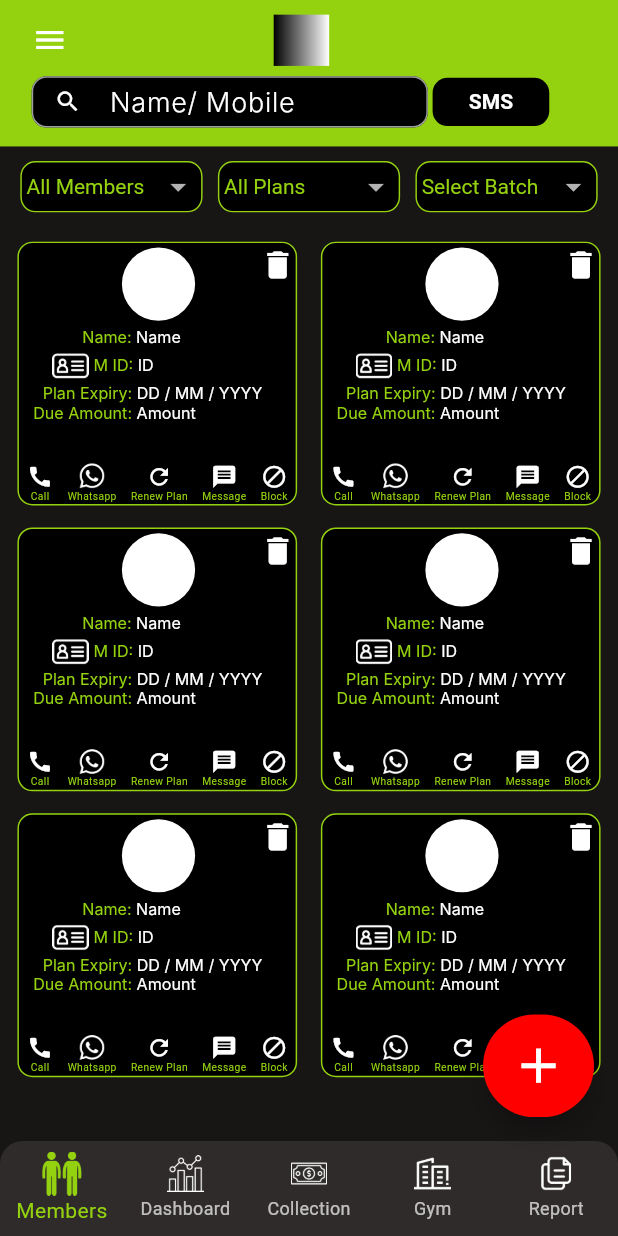
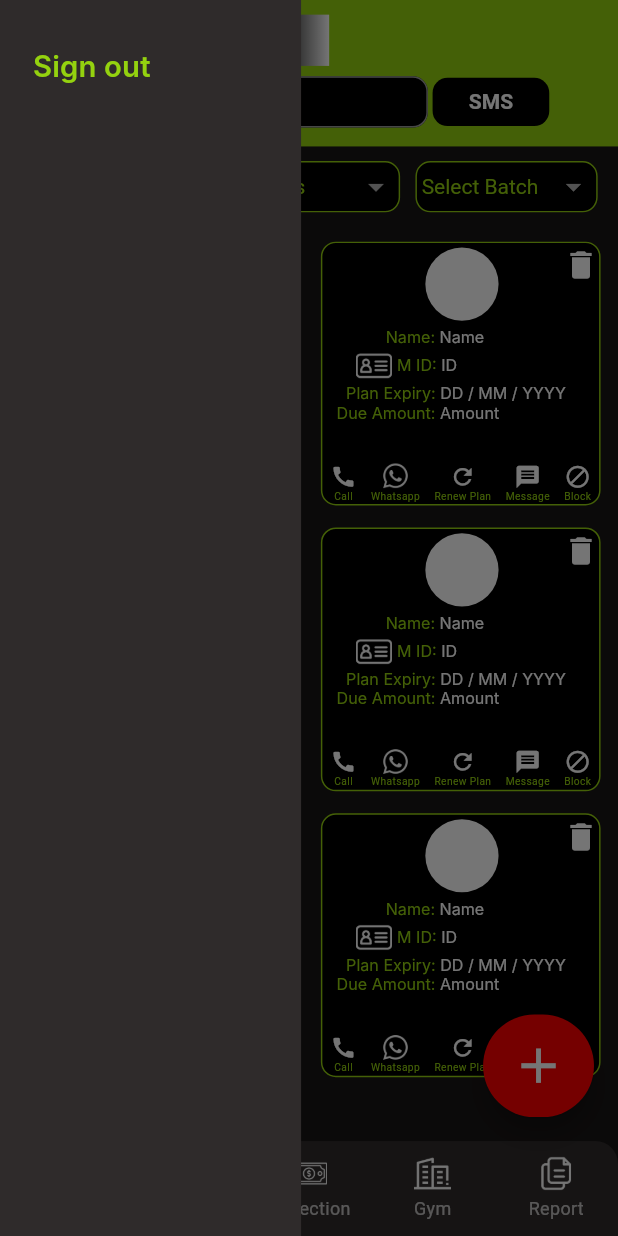
Before and after one commit to Sumeetbharali/360, a Flutter app: the MainLayout screen opened by its route, with the side drawer open (before the commit the screen has no drawer), on a phone screen of 412 x 824 dp. Run offline on Flutter 3.47's test engine with Material 3 defaults, Android fonts, the phone set to English and light mode, and no system bars; our stand-ins replace bloc, cloud_firestore, dartz, firebase_auth, firebase_core, flutter_bloc and 1 more; accounts and stored records are empty; generated files the repository leaves out were written again; network calls fail; Roboto replaces fonts that are missing (Inter).

Commit message:
- signin cont'd

```diff
--- a/lib/core/configurations/app_router.dart
+++ b/lib/core/configurations/app_router.dart
@@ -7,7 +7,6 @@ import 'package:gym_management/features/members/presentation/views/member_inform
 import '../../features/auth/presentation/pages/login_google.dart';
 import '../../features/auth/presentation/pages/login_mail.dart';
 import '../../features/auth/presentation/pages/login_options.dart';
-import '../../features/auth/presentation/pages/plan_selection.dart';
 import '../../features/auth/presentation/pages/sign_up.dart';
 import '../../main_layout.dart';
 
@@ -25,7 +24,7 @@ class AppRouter {
 
       case PagesRoutes.loginWithMail:
         return MaterialPageRoute(
-            builder: (context) => const LoginMail(), settings: settings);
+            builder: (context) => LoginMail(), settings: settings);
 
       case PagesRoutes.loginWithGoogle:
         return MaterialPageRoute(
@@ -35,9 +34,9 @@ class AppRouter {
         return MaterialPageRoute(
             builder: (context) => SignUp(), settings: settings);
 
-      case PagesRoutes.planSelection:
-        return MaterialPageRoute(
-            builder: (context) => PlanSelection(), settings: settings);
+      // case PagesRoutes.planSelection:
+      //   return MaterialPageRoute(
+      //       builder: (context) => PlanSelection(), settings: settings);
 
       case PagesRoutes.memberInformation:
         return MaterialPageRoute(
--- a/lib/core/widgets/my_app_bar.dart
+++ b/lib/core/widgets/my_app_bar.dart
@@ -21,13 +21,16 @@ class MyAppBar extends StatelessWidget {
             child: Row(
               crossAxisAlignment: CrossAxisAlignment.center,
               children: [
-                const Icon(
-                  Icons.menu,
-                  color: Colors.white,
+                GestureDetector(
+                  child: Icon(
+                    Icons.menu,
+                    color: Colors.white,
+                  ),
+                  onTap: () => Scaffold.of(context).openDrawer(),
                 ),
                 horizontalSpace(130),
                 Container(
-                  decoration: BoxDecoration(
+                  decoration: const BoxDecoration(
                       gradient:
                           LinearGradient(colors: [Colors.black, Colors.white])),
                   height: 35.h,
--- a/lib/features/auth/domain/repositories/auth_repositories.dart
+++ b/lib/features/auth/domain/repositories/auth_repositories.dart
@@ -4,5 +4,6 @@ import 'package:gym_management/features/auth/data/models/sign_up_model.dart';
 abstract class AuthRepositories {
   Future<Either> signup(GymUserModel user);
 
+  Future<Either> signIn(String email, String password);
   Future<Either> getPlans();
 }
--- a/lib/features/auth/domain/use_cases/sign_in_use_case.dart
+++ b/lib/features/auth/domain/use_cases/sign_in_use_case.dart
@@ -1,12 +1,11 @@
-import 'package:gym_management/features/auth/data/models/sign_up_model.dart';
 import 'package:gym_management/features/auth/domain/repositories/auth_repositories.dart';
 
-class SignUpUseCase {
+class SignInUseCase {
   final AuthRepositories _authRepositories;
 
-  SignUpUseCase(this._authRepositories);
+  SignInUseCase(this._authRepositories);
 
-  execute(GymUserModel user) async {
-    return await _authRepositories.signup(user);
+  execute(String email, String password) async {
+    return await _authRepositories.signIn(email, password);
   }
 }
--- /dev/null
+++ b/lib/features/auth/domain/use_cases/sign_up_use_case.dart
@@ -0,0 +1,12 @@
+import 'package:gym_management/features/auth/data/models/sign_up_model.dart';
+import 'package:gym_management/features/auth/domain/repositories/auth_repositories.dart';
+
+class SignUpUseCase {
+  final AuthRepositories _authRepositories;
+
+  SignUpUseCase(this._authRepositories);
+
+  execute(GymUserModel user) async {
+    return await _authRepositories.signup(user);
+  }
+}
--- a/lib/features/auth/presentation/manager/auth_state.dart
+++ b/lib/features/auth/presentation/manager/auth_state.dart
@@ -9,16 +9,14 @@ final class AuthSignUpSuccess extends AuthState {}
 
 final class AuthSignUpFail extends AuthState {}
 
-final class AuthGetPlansSuccess extends AuthState {
-  List<PlanModel> plans;
+final class AuthSignInSuccess extends AuthState {}
 
-  AuthGetPlansSuccess(this.plans);
-}
+final class AuthSignInFail extends AuthState {}
+
+final class AuthGetPlansSuccess extends AuthState {}
 
 final class AuthGetPlansFail extends AuthState {
-  String message;
 
-  AuthGetPlansFail(this.message);
 }
 
 final class AuthGetPlansLoading extends AuthState {}
--- a/lib/main_layout.dart
+++ b/lib/main_layout.dart
@@ -1,10 +1,13 @@
 import 'package:flutter/material.dart';
+import 'package:flutter_bloc/flutter_bloc.dart';
 import 'package:flutter_screenutil/flutter_screenutil.dart';
 import 'package:gym_management/core/configurations/pages_routes.dart';
 import 'package:gym_management/core/theme/color_palette.dart';
+import 'package:gym_management/core/theme/text_styles.dart';
 import 'package:gym_management/features/members/presentation/views/members.dart';
 
 import 'core/widgets/my_navigation_bar.dart';
+import 'features/auth/presentation/manager/auth_cubit.dart';
 
 class MainLayout extends StatefulWidget {
   const MainLayout({super.key});
@@ -16,7 +19,27 @@ class MainLayout extends StatefulWidget {
 class _MainLayoutState extends State<MainLayout> {
   @override
   Widget build(BuildContext context) {
+    var authCubit = context.read<AuthCubit>();
+
     return Scaffold(
+      drawer: Container(
+        alignment: AlignmentDirectional.topStart,
+        padding: const EdgeInsets.symmetric(vertical: 20, horizontal: 10),
+        height: double.infinity,
+        width: 190.w,
+        color: ColorPalette.lightGrey,
+        child: Column(
+          children: [
+            TextButton(
+              onPressed: () {},
+              child: Text(
+                "Sign out",
+                style: MyTextStyles.fontInter20MainGreenSemiBold,
+              ),
+            )
+          ],
+        ),
+      ),
       floatingActionButton: SizedBox(
         height: 70.h,
         width: 70.w,
```
Also changed, not shown: lib/features/auth/data/data_sources/auth_service.dart (+19 -0 lines), lib/features/auth/data/repositories_imp/auth_repositories_imp.dart (+17 -0 lines), lib/features/auth/presentation/manager/auth_cubit.dart (+31 -9 lines), lib/features/auth/presentation/pages/login_mail.dart (+35 -5 lines), lib/features/auth/presentation/pages/plan_selection.dart (+58 -58 lines), lib/features/auth/presentation/pages/sign_up.dart (+9 -4 lines), lib/features/auth/presentation/widgets/my_text_field.dart (+11 -1 lines).
